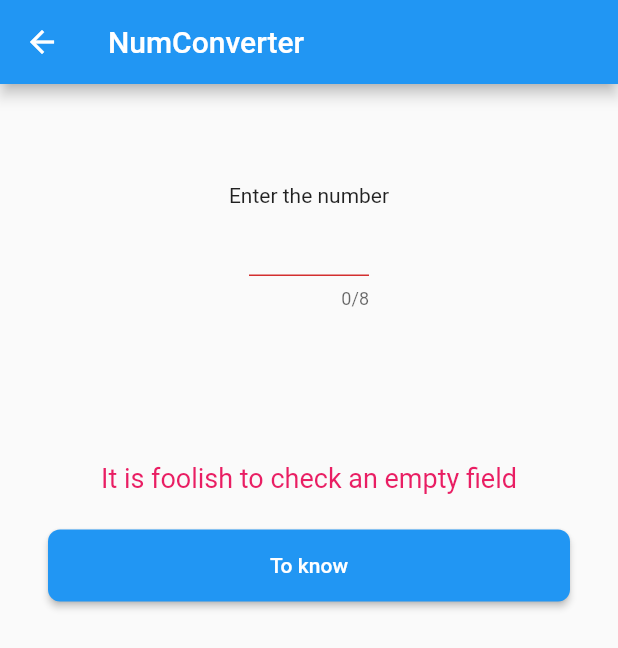
After one commit to SergioSorokin/sergey-sorokin-basics, a Flutter app: the NumberSystems screen opened by its route, after a tap on "To know", on a phone screen of 412 x 824 dp. The commit adds this screen. Shown: the top 648 px of the screen. Run offline on Flutter 3.47's test engine with Material 2 defaults, Android fonts, the phone set to English and light mode, and no system bars.

Commit message:
added conversion from decimal system to binary system

```diff
--- /dev/null
+++ b/lib/basis/3/number_systems.dart
@@ -0,0 +1,145 @@
+import 'package:flutter/material.dart';
+import 'package:flutter/services.dart';
+
+class NumberSystems extends StatefulWidget {
+  static const String routName = '/numberSystems';
+  const NumberSystems({Key? key}) : super(key: key);
+
+  @override
+  _NumberSystemsState createState() => _NumberSystemsState();
+}
+
+class _NumberSystemsState extends State<NumberSystems> {
+  String inputNumber = '';
+  String message = '';
+  final formKey = GlobalKey<FormState>();
+  final TextEditingController numberController = TextEditingController();
+
+  @override
+  Widget build(BuildContext context) {
+    return Scaffold(
+      floatingActionButtonLocation: FloatingActionButtonLocation.centerDocked,
+      appBar: AppBar(
+        title: Text('NumConverter'),
+      ),
+      body: Form(
+        key: formKey,
+        child: SingleChildScrollView(
+          child: Padding(
+            padding: const EdgeInsets.all(16),
+            child: Column(
+              children: [
+                Padding(
+                  padding: const EdgeInsets.only(top: 50, bottom: 8),
+                  child: Text('Enter the number'),
+                ),
+                Center(
+                  child: Container(
+                    width: 80,
+                    height: 60,
+                    child: TextFormField(
+                      textAlign: TextAlign.center,
+                      maxLength: 8,
+                      onFieldSubmitted: validator,
+                      onChanged: (value) {
+                        setState(
+                          () {
+                            inputNumber = numberController.text;
+                            // int.parse(numberController.text).toString();
+                          },
+                        );
+                      },
+                      controller: numberController,
+                      decoration: InputDecoration(
+                        hintText: '',
+                        hintStyle: TextStyle(color: Colors.grey, fontSize: 16),
+                        enabledBorder: UnderlineInputBorder(
+                          borderSide: BorderSide(color: Colors.grey),
+                        ),
+                        focusedBorder: UnderlineInputBorder(
+                          borderSide: BorderSide(color: Colors.grey),
+                        ),
+                      ),
+                      inputFormatters: [
+                        FilteringTextInputFormatter.digitsOnly,
+                      ],
+                      validator: (value) {
+                        if (value!.isEmpty) {
+                          setState(
+                            () {
+                              message = 'It is foolish to check an empty field';
+                            },
+                          );
+                          return '';
+                        }
+                        return null;
+                      },
+                    ),
+                  ),
+                ),
+                Padding(
+                  padding: const EdgeInsets.only(top: 50, bottom: 8),
+                  child: Text(''),
+                ),
+                Padding(
+                  padding: const EdgeInsets.only(top: 28, bottom: 8),
+                  child: Text(
+                    message,
+                    style: TextStyle(color: Colors.pink, fontSize: 18),
+                  ),
+                ),
+                Padding(
+                  padding: EdgeInsets.all(16),
+                  child: ConstrainedBox(
+                    constraints: const BoxConstraints(
+                        minWidth: double.maxFinite, minHeight: 48),
+                    child: ElevatedButton(
+                      onPressed: () => validator(inputNumber),
+                      style: ElevatedButton.styleFrom(
+                        shape: RoundedRectangleBorder(
+                          borderRadius: BorderRadius.circular(8),
+                        ),
+                      ),
+                      child: Text(
+                        'To know',
+                        style: const TextStyle(fontSize: 14),
+                      ),
+                    ),
+                  ),
+                ),
+              ],
+            ),
+          ),
+        ),
+      ),
+    );
+  }
+
+  void validator(String inputNumber) {
+    if (formKey.currentState!.validate()) {
+      setState(
+        () {
+          message = numberConverter(inputNumber);
+        },
+      );
+    }
+  }
+
+  String numberConverter(String inputNumber) {
+    int parseNumber;
+    String result = '';
+    if (inputNumber != '0') {
+      parseNumber = int.parse(inputNumber);
+      while ((parseNumber / 2) != 0) {
+        result = ((parseNumber % 2).toString()) + result;
+        parseNumber = parseNumber ~/ 2;
+      }
+      message = result;
+    } else {
+      message = inputNumber;
+    }
+
+    // message = parseNumber.toRadixString(2);
+    return message;
+  }
+}
--- a/lib/home_page.dart
+++ b/lib/home_page.dart
@@ -1,6 +1,7 @@
 import 'package:flutter/material.dart';
 import 'package:pdp_project/basis/1/18_factorial.dart';
 import 'package:pdp_project/basis/1/324_four_digit_palindrome.dart';
+import 'package:pdp_project/basis/3/number_systems.dart';
 
 class HomePage {
   static const String routName = '/homePage';
@@ -47,6 +48,20 @@ class HomePage {
                       style: TextStyle(fontSize: 32),
                     )),
               ),
+              Padding(
+                padding: const EdgeInsets.only(top: 16),
+                child: TextButton(
+                    onPressed: () {
+                      Navigator.pushNamed(
+                        context,
+                        NumberSystems.routName,
+                      );
+                    },
+                    child: Text(
+                      'NumConverter',
+                      style: TextStyle(fontSize: 32),
+                    )),
+              ),
             ],
           ),
         ),
--- a/lib/main.dart
+++ b/lib/main.dart
@@ -2,6 +2,7 @@ import 'package:flutter/cupertino.dart';
 import 'package:flutter/material.dart';
 import 'package:pdp_project/basis/1/18_factorial.dart';
 import 'package:pdp_project/basis/1/324_four_digit_palindrome.dart';
+import 'package:pdp_project/basis/3/number_systems.dart';
 import 'package:pdp_project/home_page.dart';
 
 main() {
@@ -18,7 +19,8 @@ class App extends StatelessWidget {
       routes: {
         HomePage.routName: (context) => HomePage.initRoute(context),
         Factorial.routName: (context) => Factorial(),
-        FourDigitPalindrome.routName: (context) => FourDigitPalindrome()
+        FourDigitPalindrome.routName: (context) => FourDigitPalindrome(),
+        NumberSystems.routName: (context) => NumberSystems(),
       },
       initialRoute: HomePage.routName,
     );
```
